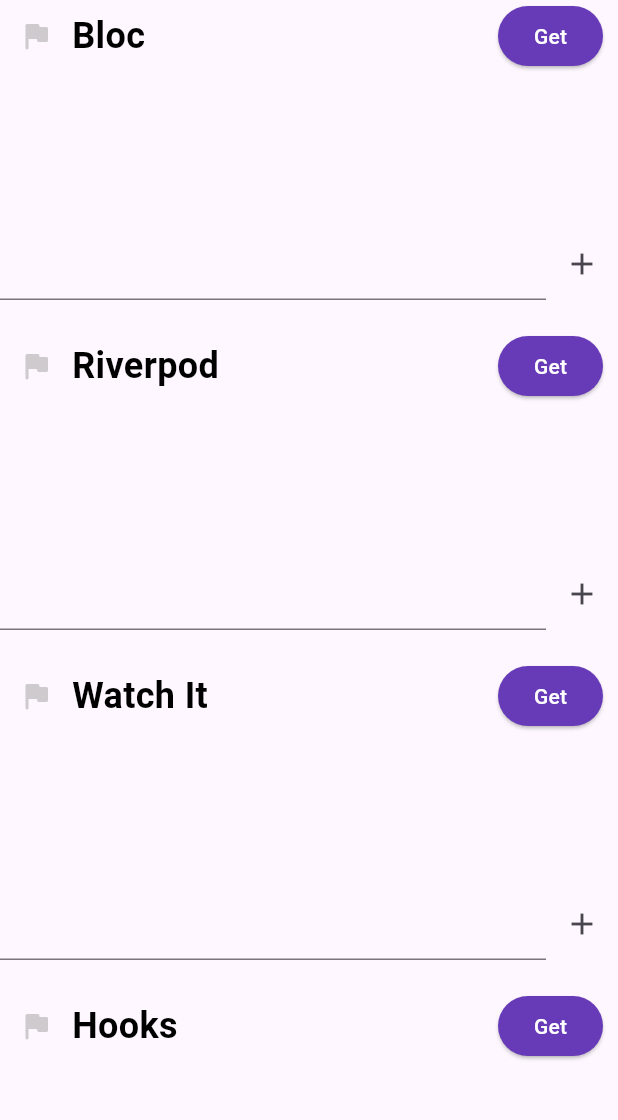
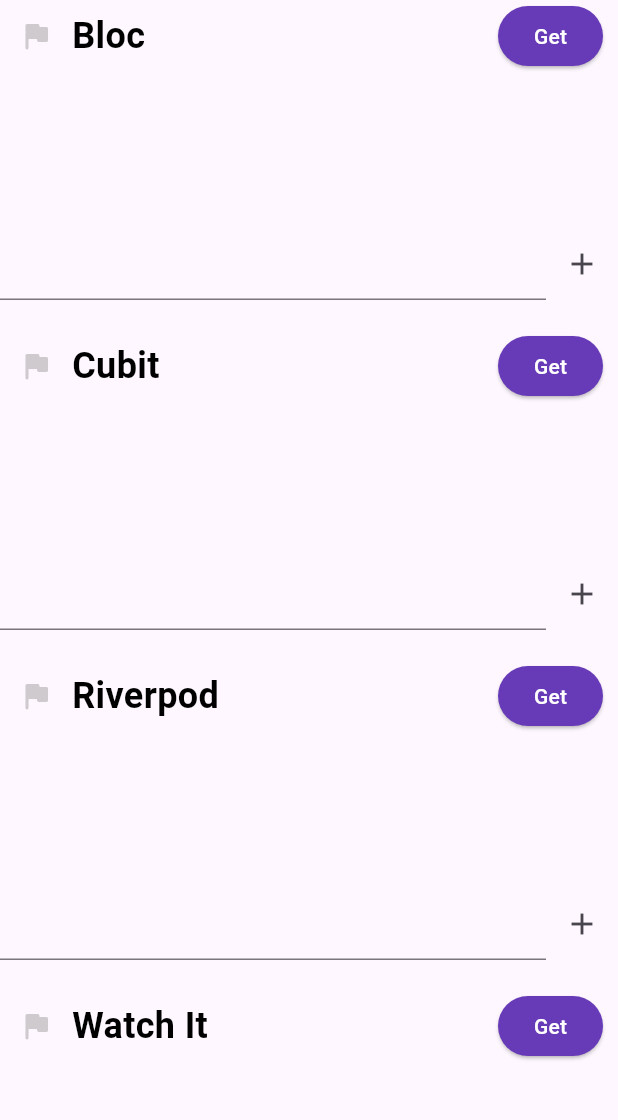
Before and after one commit to cliftonlabrum/flutter-state-test, a Flutter app: the screen it shows after launch, on a phone screen of 412 x 824 dp, the part 84-1204 px from its top. Run offline on Flutter 3.47's test engine with Material 3 defaults, Android fonts, the phone set to English and light mode, and no system bars; our stand-ins replace flutter_bloc, flutter_hooks, flutter_riverpod, hooks_riverpod, riverpod_annotation, watch_it; generated files the repository leaves out were written again.

Commit message:
Added cubit example.

```diff
--- /dev/null
+++ b/lib/bloc_cubit/stuff_state_2.dart
@@ -0,0 +1,13 @@
+import 'package:flutter_state_test/shared/global.dart';
+
+class StuffState2 {
+  final String title;
+  final bool flag;
+  final List<Item> items;
+
+  StuffState2({required this.title, required this.flag, required this.items});
+
+  StuffState2 copyWith({String? title, bool? flag, List<Item>? items, String? addItem}) {
+    return StuffState2(title: title ?? this.title, flag: flag ?? this.flag, items: items ?? this.items);
+  }
+}
--- a/lib/main.dart
+++ b/lib/main.dart
@@ -1,5 +1,6 @@
 import 'package:flutter_riverpod/flutter_riverpod.dart';
 import 'package:flutter_state_test/shared/global.dart';
+import 'package:flutter_state_test/widget_cubit.dart';
 import 'package:flutter_state_test/widget_hooks.dart';
 import 'package:flutter_state_test/widget_riverpod_nogen.dart';
 
@@ -37,6 +38,9 @@
                         //MARK: Bloc Widget
                         WidgetBloc(),
                         SizedBox(height: 20),
+                        //MARK: Cubit (Bloc) Widget
+                        WidgetCubit(),
+                        SizedBox(height: 20),
                         //MARK: Riverpod Widget
                         WidgetRiverpod(),
                         SizedBox(height: 20),
--- a/lib/shared/global.dart
+++ b/lib/shared/global.dart
@@ -9,3 +9,5 @@
 export 'class_item.dart';
 export 'dart:convert';
 export '../bloc/stuff_bloc.dart';
+export '../bloc_cubit/stuff_state_2.dart';
+export '../bloc_cubit/stuff_cubit.dart';
--- /dev/null
+++ b/lib/widget_cubit.dart
@@ -0,0 +1,38 @@
+import 'package:flutter_state_test/shared/global.dart';
+
+class WidgetCubit extends StatelessWidget {
+  const WidgetCubit({super.key});
+
+  @override
+  Widget build(BuildContext context) {
+    final controller = TextEditingController();
+
+    return BlocProvider(
+      create: (context) => StuffCubit(),
+      child: BlocBuilder<StuffCubit, StuffState2>(
+        builder: (context, state) {
+          // Capture the bloc reference at build time
+          final cubit = context.read<StuffCubit>();
+
+          return Stuff(
+            title: state.title,
+            flag: state.flag,
+            items: state.items,
+            controller: controller,
+            toggleFlag: () {
+              cubit.toggleFlag();
+            },
+            onGet: () {
+              cubit.setItems();
+            },
+            onAdd: () {
+              //Add Item
+              if (controller.text.isEmpty) return;
+              cubit.addItem(controller.text);
+            },
+          );
+        },
+      ),
+    );
+  }
+}
```
Also changed, not shown: lib/bloc_cubit/stuff_cubit.dart (added, +24 -0 lines).
